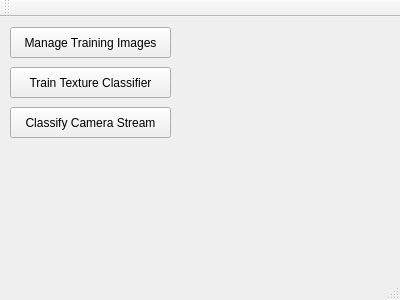
Qt form mainwindow.ui (asmith9455/imageClassifier) before a commit.
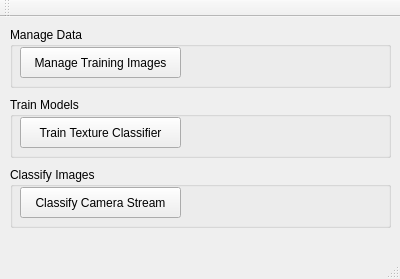
The same form after that commit.

Commit message: added statistics for model training

The edit to the form file:
```diff
--- a/mainwindow.ui
+++ b/mainwindow.ui
@@ -7,18 +7,30 @@
     <x>0</x>
     <y>0</y>
     <width>400</width>
-    <height>300</height>
+    <height>279</height>
    </rect>
   </property>
   <property name="windowTitle">
    <string>MainWindow</string>
   </property>
   <widget class="QWidget" name="centralWidget">
-   <widget class="QPushButton" name="btn_manageTrainingImages">
+   <widget class="QGroupBox" name="groupBox">
     <property name="geometry">
      <rect>
       <x>10</x>
       <y>10</y>
+      <width>381</width>
+      <height>61</height>
+     </rect>
+    </property>
+    <property name="title">
+     <string>Manage Data</string>
+    </property>
+    <widget class="QPushButton" name="btn_manageTrainingImages">
+     <property name="geometry">
+      <rect>
+       <x>10</x>
+       <y>20</y>
       <width>161</width>
       <height>31</height>
      </rect>
@@ -27,24 +39,24 @@
      <string>Manage Training Images</string>
     </property>
    </widget>
-   <widget class="QPushButton" name="btn_classifyCameraStream">
+   </widget>
+   <widget class="QGroupBox" name="groupBox_2">
     <property name="geometry">
      <rect>
       <x>10</x>
-      <y>90</y>
-      <width>161</width>
-      <height>31</height>
+      <y>80</y>
+      <width>381</width>
+      <height>61</height>
      </rect>
     </property>
-    <property name="text">
-     <string>Classify Camera Stream</string>
+    <property name="title">
+     <string>Train Models</string>
     </property>
-   </widget>
    <widget class="QPushButton" name="btn_trainTextureClassifier">
     <property name="geometry">
      <rect>
       <x>10</x>
-      <y>50</y>
+       <y>20</y>
       <width>161</width>
       <height>31</height>
      </rect>
@@ -53,6 +65,37 @@
      <string>Train Texture Classifier</string>
     </property>
    </widget>
+   </widget>
+   <widget class="QGroupBox" name="groupBox_3">
+    <property name="geometry">
+     <rect>
+      <x>10</x>
+      <y>150</y>
+      <width>381</width>
+      <height>61</height>
+     </rect>
+    </property>
+    <property name="title">
+     <string>Classify Images</string>
+    </property>
+    <widget class="QPushButton" name="btn_classifyCameraStream">
+     <property name="geometry">
+      <rect>
+       <x>10</x>
+       <y>20</y>
+       <width>161</width>
+       <height>31</height>
+      </rect>
+     </property>
+     <property name="text">
+      <string>Classify Camera Stream</string>
+     </property>
+    </widget>
+   </widget>
+   <zorder>groupBox</zorder>
+   <zorder>groupBox_2</zorder>
+   <zorder>groupBox_3</zorder>
+   <zorder>groupBox_3</zorder>
   </widget>
   <widget class="QMenuBar" name="menuBar">
    <property name="geometry">
```
Lines whose indentation alone changed are shown as unchanged. The commit also changes 9 other files.
